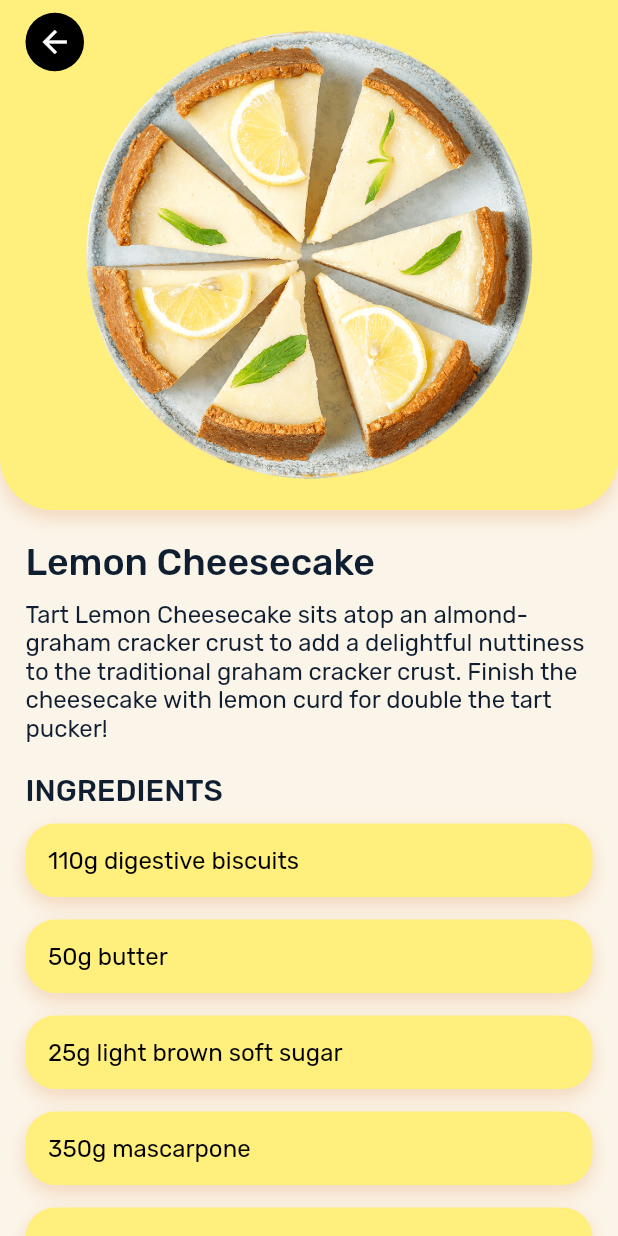
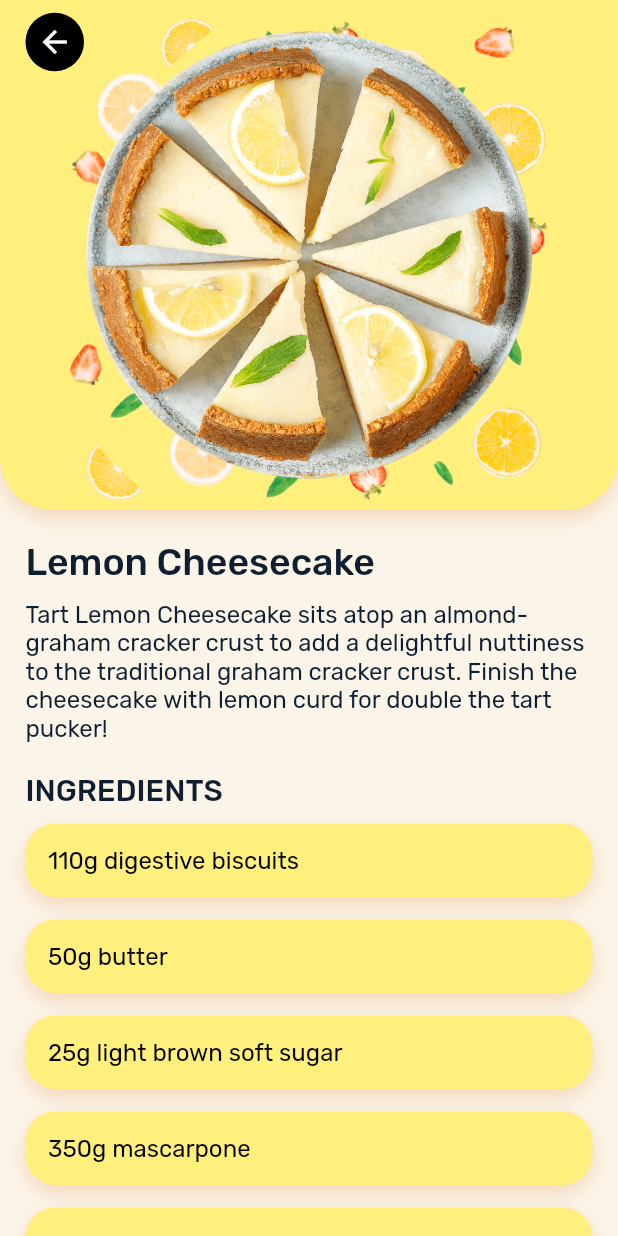
Before and after one commit to AP2Topper0127/recipes_ui_app, a Flutter app: the screen it shows after launch, after a tap on "Lemon Cheesecake", on a phone screen of 412 x 824 dp. Run offline on Flutter 3.47's test engine with Material 2 defaults, Android fonts, the phone set to English and light mode, and no system bars; our stand-ins replace flutter_riverpod, sensors_plus.

Commit message:
feat: add recipe image pattern with gyroscope effect

```diff
--- a/lib/features/recipes/recipes_data.dart
+++ b/lib/features/recipes/recipes_data.dart
@@ -59,7 +59,7 @@ class RecipesData {
         'Place in an airtight container for 24 hours to “bloom”.',
       ],
       image: 'assets/images/desserts/05-macaroons.png',
-      bgImage: 'assets/images/desserts/05-macaroons-bg.png',
+      bgImage: '',
       bgColor: AppColors.primary,
     ),
     Recipe(
@@ -74,7 +74,7 @@ class RecipesData {
         '',
       ],
       image: 'assets/images/desserts/08-cream-cupcakes.png',
-      bgImage: 'assets/images/desserts/08-cream-cupcakes-bg.png',
+      bgImage: '',
       bgColor: AppColors.pinkLight,
     ),
     Recipe(
@@ -98,7 +98,7 @@ class RecipesData {
         'Spoon the cheesecake mixture over the biscuit base, levelling it out with the back of a spoon. Transfer to the freezer and freeze for 2 hrs, or until set. Remove from the tin and leave at room temperature to soften for about 20 mins before serving.',
       ],
       image: 'assets/images/desserts/02-chocolate-cake-1.png',
-      bgImage: 'assets/images/desserts/02-chocolate-cake-1-bg.png',
+      bgImage: '',
       bgColor: AppColors.orangeDark,
     ),
     Recipe(
@@ -113,7 +113,7 @@ class RecipesData {
         '',
       ],
       image: 'assets/images/desserts/09-fruit-plate.png',
-      bgImage: 'assets/images/desserts/09-fruit-plate-bg.png',
+      bgImage: '',
       bgColor: AppColors.green,
     ),
     Recipe(
@@ -144,7 +144,7 @@ class RecipesData {
         'Donuts are best eaten the same day or keep them for up to 3 days in the refrigerator.',
       ],
       image: 'assets/images/desserts/03-chocolate-donuts.png',
-      bgImage: 'assets/images/desserts/03-chocolate-donuts-bg.png',
+      bgImage: '',
       bgColor: AppColors.sugar,
     ),
     Recipe(
@@ -159,7 +159,7 @@ class RecipesData {
         '',
       ],
       image: 'assets/images/desserts/13-strawberry-powdered-cake.png',
-      bgImage: 'assets/images/desserts/13-strawberry-powdered-cake-bg.png',
+      bgImage: '',
       bgColor: AppColors.red,
     ),
     Recipe(
@@ -190,7 +190,7 @@ class RecipesData {
         'Frost with your choice of frosting and enjoy.',
       ],
       image: 'assets/images/desserts/04-fluffy-cake.png',
-      bgImage: 'assets/images/desserts/04-fluffy-cake-bg.png',
+      bgImage: '',
       bgColor: AppColors.orangeDark,
     ),
     Recipe(
@@ -225,7 +225,7 @@ class RecipesData {
         'In large bowl, cream 1 cup butter, 1 cup sugar and 1 teaspoon vanilla; beat until light and fluffy. Gradually add cooled white chocolate mixture. Beat at high speed until it is the consistency of whipped cream. Spread between layers, on top and sides of cake.',
       ],
       image: 'assets/images/desserts/06-white-cream-cake.png',
-      bgImage: 'assets/images/desserts/06-white-cream-cake-bg.png',
+      bgImage: '',
       bgColor: AppColors.sugar,
     ),
     Recipe(
@@ -240,7 +240,7 @@ class RecipesData {
         '',
       ],
       image: 'assets/images/desserts/14-fruit-pie.png',
-      bgImage: 'assets/images/desserts/14-fruit-pie-bg.png',
+      bgImage: '',
       bgColor: AppColors.yellow,
     ),
     Recipe(
@@ -276,7 +276,7 @@ class RecipesData {
         'Cover with plastic wrap and refrigerate for at least 8 hours to overnight. Transfer to a cake stand using 2 spatulas. Cut and serve.',
       ],
       image: 'assets/images/desserts/07-honey-cake.png',
-      bgImage: 'assets/images/desserts/07-honey-cake-bg.png',
+      bgImage: '',
       bgColor: AppColors.honey,
     ),
     Recipe(
@@ -291,7 +291,7 @@ class RecipesData {
         '',
       ],
       image: 'assets/images/desserts/11-powdered-cake.png',
-      bgImage: 'assets/images/desserts/11-powdered-cake-bg.png',
+      bgImage: '',
       bgColor: AppColors.sugar,
     ),
     Recipe(
@@ -306,7 +306,7 @@ class RecipesData {
         '',
       ],
       image: 'assets/images/desserts/10-strawberries.png',
-      bgImage: 'assets/images/desserts/10-strawberries-bg.png',
+      bgImage: '',
       bgColor: AppColors.red,
     ),
     Recipe(
@@ -321,7 +321,7 @@ class RecipesData {
         '',
       ],
       image: 'assets/images/desserts/12-chocolate-cake-2.png',
-      bgImage: 'assets/images/desserts/12-chocolate-cake-2-bg.png',
+      bgImage: '',
       bgColor: AppColors.orangeDark,
     ),
     Recipe(
@@ -336,7 +336,7 @@ class RecipesData {
         '',
       ],
       image: 'assets/images/desserts/15-apple-pie.png',
-      bgImage: 'assets/images/desserts/15-apple-pie-bg.png',
+      bgImage: '',
       bgColor: AppColors.sugar,
     ),
   ];
--- /dev/null
+++ b/lib/features/recipes/views/widgets/recipe_image_pattern.dart
@@ -0,0 +1,59 @@
+import 'package:flutter/material.dart';
+import 'package:flutter_riverpod/flutter_riverpod.dart';
+import 'package:flutter_vikings/features/recipes/models/recipe.dart';
+import 'package:flutter_vikings/features/recipes/providers/gyroscope_provider.dart';
+import 'package:sensors_plus/sensors_plus.dart';
+
+class RecipeImagePattern extends StatefulWidget {
+  const RecipeImagePattern(
+    this.recipe, {
+    Key? key,
+    required this.borderRadius,
+  }) : super(key: key);
+
+  final Recipe recipe;
+  final BorderRadius borderRadius;
+
+  @override
+  State<RecipeImagePattern> createState() => _RecipeImagePatternState();
+}
+
+class _RecipeImagePatternState extends State<RecipeImagePattern> {
+  double x = 0;
+  double y = 0;
+
+  @override
+  Widget build(BuildContext context) {
+    return Consumer(
+      child: ClipRRect(
+        borderRadius: widget.borderRadius,
+        child: Container(
+          decoration: BoxDecoration(
+            image: DecorationImage(
+              image: AssetImage(widget.recipe.bgImage),
+              alignment: Alignment.bottomCenter,
+            ),
+          ),
+        ),
+      ),
+      builder: (context, ref, child) {
+        final GyroscopeEvent? gyroscopeEvent =
+            ref.watch(gyroscopeProvider).value;
+        if (gyroscopeEvent != null) {
+          y += gyroscopeEvent.y;
+          x += gyroscopeEvent.x;
+        }
+
+        return AnimatedPositioned(
+          top: x.clamp(-10, 10),
+          bottom: -(x.clamp(-10, 10)).toDouble(),
+          left: y.clamp(-10, 10),
+          right: -(y.clamp(-10, 10)).toDouble(),
+          duration: const Duration(milliseconds: 100),
+          curve: Curves.easeOut,
+          child: child!,
+        );
+      },
+    );
+  }
+}
--- a/lib/features/recipes/views/widgets/recipe_page_image.dart
+++ b/lib/features/recipes/views/widgets/recipe_page_image.dart
@@ -13,7 +13,16 @@ class RecipePageImage extends StatelessWidget {
 
   @override
   Widget build(BuildContext context) {
-    return SafeArea(
+    return Stack(
+      children: [
+        // Positioned.fill(
+        //   child: Container(
+        //     decoration: BoxDecoration(
+        //
+        //     ),
+        //   ),
+        // ),
+        SafeArea(
           bottom: false,
           child: Padding(
             padding: const EdgeInsets.symmetric(vertical: 20),
@@ -31,6 +40,8 @@ class RecipePageImage extends StatelessWidget {
               ),
             ),
           ),
+        ),
+      ],
     );
   }
 }
--- a/lib/features/recipes/views/widgets/recipe_page_image_bg.dart
+++ b/lib/features/recipes/views/widgets/recipe_page_image_bg.dart
@@ -1,6 +1,7 @@
 import 'package:flutter/material.dart';
 import 'package:flutter_vikings/core/styles/app_colors.dart';
 import 'package:flutter_vikings/features/recipes/models/recipe.dart';
+import 'package:flutter_vikings/features/recipes/views/widgets/recipe_image_pattern.dart';
 
 class RecipePageImageBg extends StatelessWidget {
   const RecipePageImageBg(
@@ -10,11 +11,14 @@ class RecipePageImageBg extends StatelessWidget {
   }) : super(key: key);
 
   final Recipe recipe;
-  final BorderRadiusGeometry borderRadius;
+  final BorderRadius borderRadius;
 
   @override
   Widget build(BuildContext context) {
-    return Hero(
+    return Stack(
+      clipBehavior: Clip.none,
+      children: [
+        Hero(
           tag: '__recipe_${recipe.id}_image_bg__',
           child: Container(
             decoration: BoxDecoration(
@@ -34,6 +38,13 @@ class RecipePageImageBg extends StatelessWidget {
             ),
             alignment: Alignment.center,
           ),
+        ),
+        if (recipe.bgImage.isNotEmpty)
+          RecipeImagePattern(
+            recipe,
+            borderRadius: borderRadius,
+          ),
+      ],
     );
   }
 }
--- a/lib/features/recipes/views/widgets/recipe_page_sidebar.dart
+++ b/lib/features/recipes/views/widgets/recipe_page_sidebar.dart
@@ -20,9 +20,9 @@ class RecipePageSidebar extends StatelessWidget {
       children: [
         RecipePageImageBg(
           recipe,
-          borderRadius: const BorderRadiusDirectional.only(
-            bottomEnd: Radius.circular(35),
-            topEnd: Radius.circular(35),
+          borderRadius: const BorderRadius.only(
+            bottomRight: Radius.circular(35),
+            topRight: Radius.circular(35),
           ),
         ),
         Center(
```
Also changed, not shown: assets/images/desserts/01-lemon-cheesecake-bg.png (added). Lines whose indentation alone changed are shown as unchanged.
